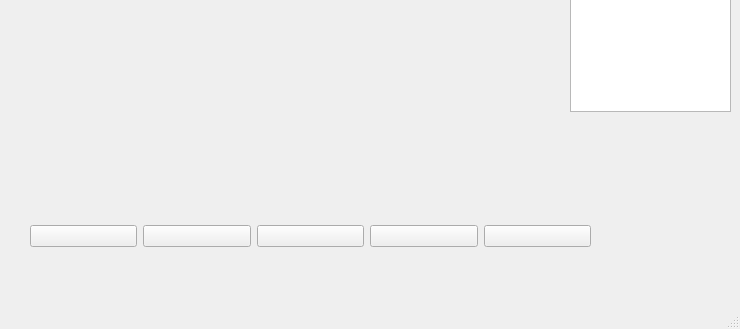
Before: the Qt Designer form UI/cjj.ui in cuijunjie18/Music_player, drawn with Qt 5; both pictures show x 0 to 740 and y 199 to 528 of the 740 by 528 pixel window.
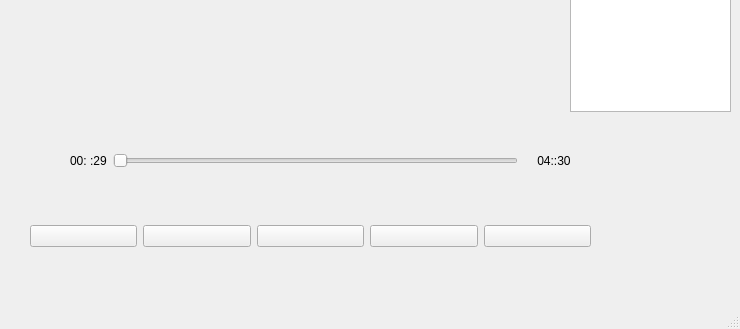
After: the same form once the commit is applied.

```diff
--- a/UI/cjj.ui
+++ b/UI/cjj.ui
@@ -13,6 +13,9 @@
   <property name="windowTitle">
    <string>MainWindow</string>
   </property>
+  <property name="styleSheet">
+   <string notr="true"/>
+  </property>
   <widget class="QWidget" name="centralwidget">
    <widget class="QWidget" name="layoutWidget">
     <property name="geometry">
@@ -71,6 +74,39 @@
      </rect>
     </property>
    </widget>
+   <widget class="QWidget" name="layoutWidget">
+    <property name="geometry">
+     <rect>
+      <x>70</x>
+      <y>350</y>
+      <width>501</width>
+      <height>19</height>
+     </rect>
+    </property>
+    <layout class="QHBoxLayout" name="horizontalLayout_2">
+     <item>
+      <widget class="QLabel" name="current_time">
+       <property name="text">
+        <string>00: :29</string>
+       </property>
+      </widget>
+     </item>
+     <item>
+      <widget class="QSlider" name="music_Slider">
+       <property name="orientation">
+        <enum>Qt::Horizontal</enum>
+       </property>
+      </widget>
+     </item>
+     <item>
+      <widget class="QLabel" name="total_time">
+       <property name="text">
+        <string>    04::30</string>
+       </property>
+      </widget>
+     </item>
+    </layout>
+   </widget>
   </widget>
   <widget class="QStatusBar" name="statusbar"/>
  </widget>
```
